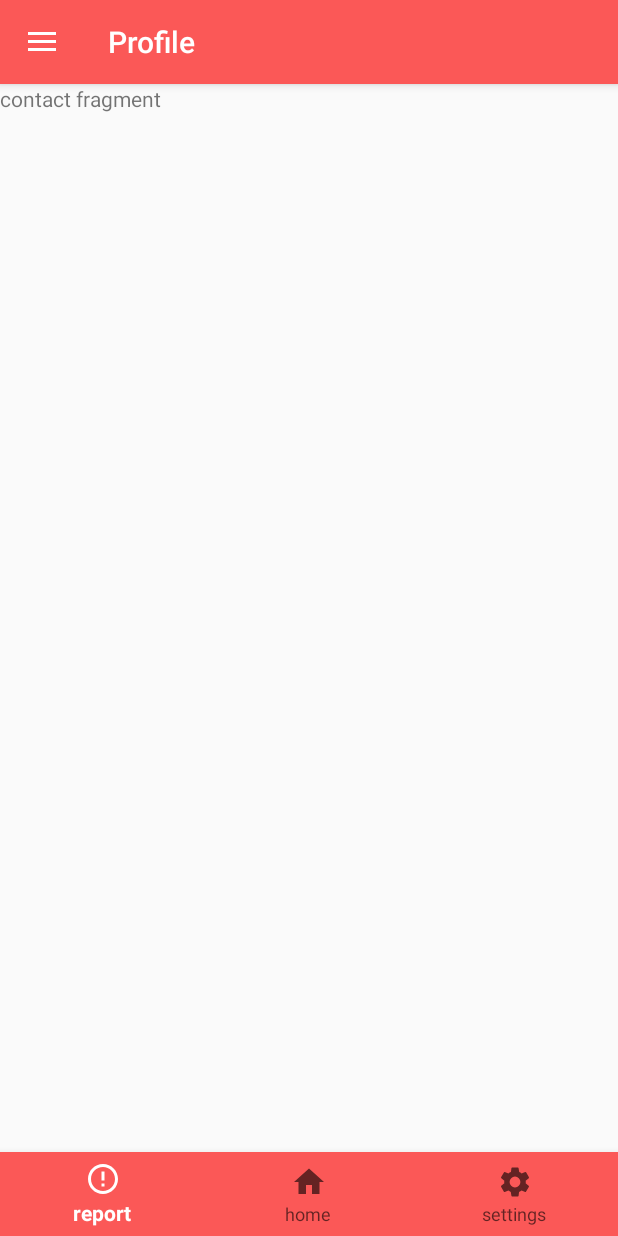
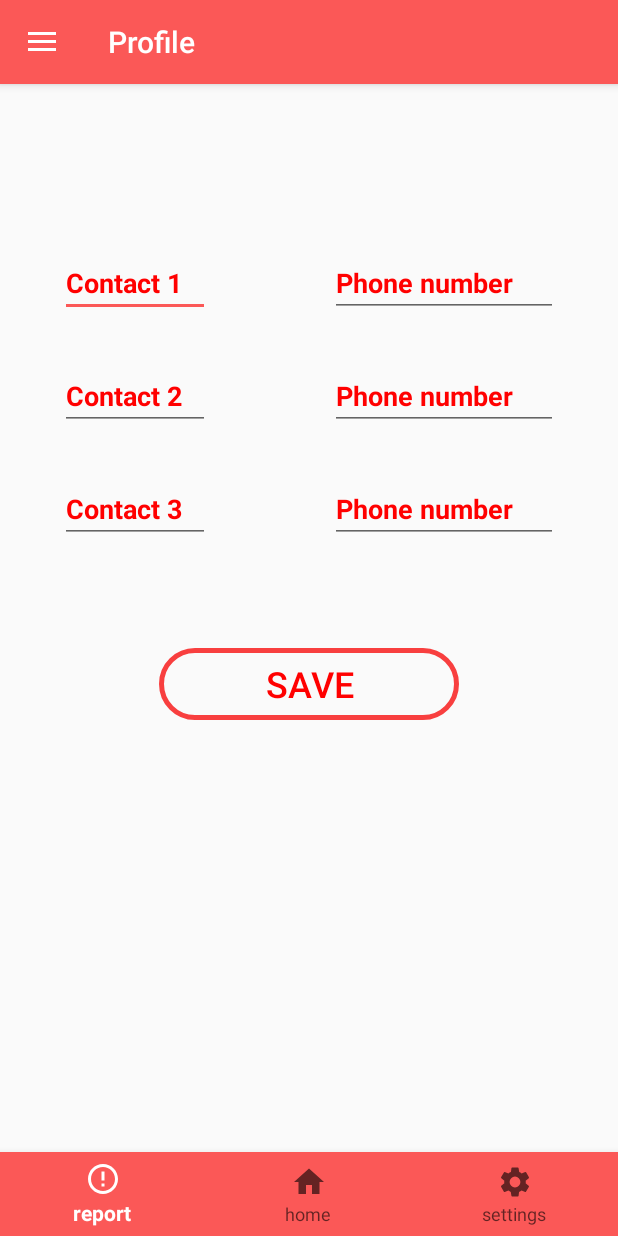
Before and after one commit to Farhad-Uz-Zaman/womanSafetyApp, an Android app: the home screen opened directly, with no data from a screen before it, in the side drawer, after a tap on "Contacts", on a phone screen of 412 x 824 dp. Run offline under Robolectric (Android 15) with nearby library versions, the phone set to English and light mode, and no system bars; our stand-ins replace Firebase (no records; nobody signed in at launch, a user with empty details on screens opened directly); 1 statement that could not run was skipped.

Commit message:
auto sms done.. Facing problem with Contacts Database. So a single emergency contact is used from signup.

```diff
--- a/app/src/main/java/com/example/womansafetyapp/User.java
+++ b/app/src/main/java/com/example/womansafetyapp/User.java
@@ -2,19 +2,20 @@
 
 public class User {
 
-   public String Name,Username,Mail,Address,Phone;
+   public String Name,Username,Mail,Address,Phone,Contact;
    public boolean loginState=false;
 
    public User(){
 
    }
 
-   public User(String Name,String Username,String Mail,String Address,String Phone){
+   public User(String Name,String Username,String Mail,String Address,String Phone,String Contact){
        this.Name=Name;
        this.Username=Username;
        this.Mail=Mail;
        this.Address=Address;
        this.Phone=Phone;
+       this.Contact=Contact;
 
    }
 
--- a/app/src/main/java/com/example/womansafetyapp/UserInfo.java
+++ b/app/src/main/java/com/example/womansafetyapp/UserInfo.java
@@ -2,18 +2,19 @@
 
 public class UserInfo {
 
-    public String Name,Username,Mail,Address,Phone;
+    public String Name,Username,Mail,Address,Phone,Contact;
 
     public UserInfo(){
 
     }
 
-    public UserInfo(String Name,String Username,String Mail,String Address,String Phone){
+    public UserInfo(String Name,String Username,String Mail,String Address,String Phone,String Contact){
         this.Name=Name;
         this.Username=Username;
         this.Mail=Mail;
         this.Address=Address;
         this.Phone=Phone;
+        this.Contact=Contact;
 
     }
 
--- a/app/src/main/java/com/example/womansafetyapp/contact.java
+++ b/app/src/main/java/com/example/womansafetyapp/contact.java
@@ -1,68 +1,86 @@
 package com.example.womansafetyapp;
 
+import android.content.Intent;
 import android.os.Bundle;
 
+import androidx.annotation.NonNull;
 import androidx.fragment.app.Fragment;
 
 import android.view.LayoutInflater;
 import android.view.View;
 import android.view.ViewGroup;
+import android.widget.EditText;
+import android.widget.Button;
 
-/**
- * A simple {@link Fragment} subclass.
- * Use the {@link contact#newInstance} factory method to
- * create an instance of this fragment.
- */
+import android.widget.Toast;
+
+import com.google.android.gms.tasks.OnCompleteListener;
+import com.google.android.gms.tasks.Task;
+import com.google.firebase.auth.FirebaseAuth;
+import com.google.firebase.database.DatabaseReference;
+import com.google.firebase.database.FirebaseDatabase;
+
+
 public class contact extends Fragment {
 
-    // TODO: Rename parameter arguments, choose names that match
-    // the fragment initialization parameters, e.g. ARG_ITEM_NUMBER
-    private static final String ARG_PARAM1 = "param1";
-    private static final String ARG_PARAM2 = "param2";
+    EditText contact1, contact2, contact3, phonenum1, phonenum2, phonenum3;
+    Button save;
+    DatabaseReference databaseReference;
 
-    // TODO: Rename and change types of parameters
-    private String mParam1;
-    private String mParam2;
 
     public contact() {
         // Required empty public constructor
+
     }
 
-    /**
-     * Use this factory method to create a new instance of
-     * this fragment using the provided parameters.
-     *
-     * @param param1 Parameter 1.
-     * @param param2 Parameter 2.
-     * @return A new instance of fragment contact.
-     */
-    // TODO: Rename and change types and number of parameters
-    public static contact newInstance(String param1, String param2) {
-        contact fragment = new contact();
-        Bundle args = new Bundle();
-        args.putString(ARG_PARAM1, param1);
-        args.putString(ARG_PARAM2, param2);
-        fragment.setArguments(args);
-        return fragment;
-    }
-
-    @Override
-    public void onCreate(Bundle savedInstanceState) {
-        super.onCreate(savedInstanceState);
-        if (getArguments() != null) {
-            mParam1 = getArguments().getString(ARG_PARAM1);
-            mParam2 = getArguments().getString(ARG_PARAM2);
-        }
-    }
 
     @Override
     public View onCreateView(LayoutInflater inflater, ViewGroup container,
                              Bundle savedInstanceState) {
         // Inflate the layout for this fragment
-        View view =  inflater.inflate(R.layout.fragment_contact, container, false);
+        View view = inflater.inflate(R.layout.fragment_contact, container, false);
+
+
+        save = (Button) view.findViewById(R.id.send);
+        contact1 = view.findViewById(R.id.contact1);
+        contact2 = view.findViewById(R.id.contact2);
+        contact3 = view.findViewById(R.id.contact3);
+        phonenum1 = view.findViewById(R.id.phonenum1);
+        phonenum2 = view.findViewById(R.id.phonenum2);
+        phonenum3 = view.findViewById(R.id.phonenum3);
+        databaseReference = FirebaseDatabase.getInstance().getReference("Contacts");
+
+
+        save.setOnClickListener(new View.OnClickListener() {
+            @Override
+            public void onClick(View v) {
+
+
+                String contact1_string = contact1.getText().toString().trim();
+                String contact2_string = contact2.getText().toString().trim();
+                String contact3_string = contact3.getText().toString().trim();
+                String phone1_string = phonenum1.getText().toString().trim();
+                String phone2_string = phonenum2.getText().toString().trim();
+                String phone3_string = phonenum3.getText().toString().trim();
+
+
+                String key = databaseReference.push().getKey();
+                ContactInfo cn = new ContactInfo(contact1_string, contact2_string,contact3_string,phone1_string,phone2_string,phone3_string);
+
+
+                databaseReference.child(key).setValue(cn);
+
+                Toast.makeText(getActivity(), "Saved", Toast.LENGTH_SHORT).show();
+
+
+            }
+        });
 
 
         return view;
 
     }
+
+
+
 }
--- a/app/src/main/java/com/example/womansafetyapp/loginActivity.java
+++ b/app/src/main/java/com/example/womansafetyapp/loginActivity.java
@@ -101,6 +101,7 @@
                                         intent.putExtra("USERNAME",userinfo.Username);
                                         intent.putExtra("EMAIL",userinfo.Mail);
                                         intent.putExtra("PHONE",userinfo.Phone);
+                                        intent.putExtra("CONTACT",userinfo.Contact);
                                         intent.putExtra("ADDRESS",userinfo.Address);
                                         startActivity(intent);
                                         finish();
--- a/app/src/main/java/com/example/womansafetyapp/profile.java
+++ b/app/src/main/java/com/example/womansafetyapp/profile.java
@@ -20,7 +20,8 @@
     TextView mail;
     TextView phone;
     TextView address;
-    String name_string,username_string,mail_string,phone_string,address_string;
+    TextView contact;
+    String name_string,username_string,mail_string,phone_string,contact_string,address_string;
 
     public profile() {
         // Required empty public constructor
@@ -38,6 +39,7 @@
         username=(TextView)view.findViewById(R.id.username);
         mail=(TextView)view.findViewById(R.id.mail);
         phone=(TextView)view.findViewById(R.id.phone);
+        contact=(TextView)view.findViewById(R.id.contact);
         address=(TextView)view.findViewById(R.id.address);
 
 
@@ -47,6 +49,7 @@
             username_string = bundle.getString("USERNAME");
             mail_string = bundle.getString("EMAIL");
             phone_string = bundle.getString("PHONE");
+            contact_string=bundle.getString("CONTACT");
             address_string = bundle.getString("ADDRESS");
 
         }
--- a/app/src/main/res/layout/fragment_contact.xml
+++ b/app/src/main/res/layout/fragment_contact.xml
@@ -1,14 +1,140 @@
 <?xml version="1.0" encoding="utf-8"?>
-<FrameLayout xmlns:android="http://schemas.android.com/apk/res/android"
+<RelativeLayout xmlns:android="http://schemas.android.com/apk/res/android"
     xmlns:tools="http://schemas.android.com/tools"
     android:layout_width="match_parent"
     android:layout_height="match_parent"
     tools:context=".contact">
 
     <!-- TODO: Update blank fragment layout -->
-    <TextView
-        android:layout_width="match_parent"
-        android:layout_height="match_parent"
-        android:text="contact fragment" />
+    <RelativeLayout
 
-</FrameLayout>
+
+        android:layout_marginTop="80dp"
+        android:layout_width="wrap_content"
+        android:layout_height="wrap_content">
+
+
+
+
+        <EditText
+
+            android:id="@+id/contact1"
+            android:layout_width="100dp"
+            android:layout_height="wrap_content"
+            android:layout_marginRight="40dp"
+            android:layout_marginLeft="40dp"
+            android:textSize="18sp"
+            android:textStyle="bold"
+            android:hint="Contact 1"
+            android:textColorHint="#ff0000"
+            android:layout_marginTop="30dp"
+
+
+            />
+        <EditText
+            android:id="@+id/phonenum1"
+            android:layout_width="200dp"
+            android:layout_height="wrap_content"
+            android:layout_toEndOf="@+id/contact1"
+            android:layout_marginRight="40dp"
+            android:hint="Phone number"
+            android:textSize="18sp"
+            android:layout_marginLeft="40dp"
+            android:textStyle="bold"
+            android:textColorHint="#ff0000"
+            android:layout_marginTop="30dp"
+
+
+            />
+
+        <EditText
+
+            android:id="@+id/contact2"
+            android:layout_below="@+id/contact1"
+            android:layout_width="100dp"
+            android:layout_height="wrap_content"
+            android:layout_marginRight="40dp"
+            android:layout_marginLeft="40dp"
+            android:textSize="18sp"
+            android:textStyle="bold"
+            android:hint="Contact 2"
+            android:textColorHint="#ff0000"
+            android:layout_marginTop="30dp"
+
+
+            />
+
+        <EditText
+            android:id="@+id/phonenum2"
+            android:layout_width="200dp"
+            android:layout_height="wrap_content"
+            android:layout_toEndOf="@+id/contact2"
+            android:layout_below="@id/contact1"
+            android:layout_marginRight="40dp"
+            android:hint="Phone number"
+            android:textSize="18sp"
+            android:layout_marginLeft="40dp"
+            android:textStyle="bold"
+            android:textColorHint="#ff0000"
+            android:layout_marginTop="30dp"
+
+
+            />
+
+        <EditText
+
+            android:id="@+id/contact3"
+            android:layout_below="@+id/contact2"
+            android:layout_width="100dp"
+            android:layout_height="wrap_content"
+            android:layout_marginRight="40dp"
+            android:layout_marginLeft="40dp"
+            android:textSize="18sp"
+            android:textStyle="bold"
+            android:hint="Contact 3"
+            android:textColorHint="#ff0000"
+            android:layout_marginTop="30dp"
+
+
+            />
+
+        <EditText
+            android:id="@+id/phonenum3"
+            android:layout_width="200dp"
+            android:layout_height="wrap_content"
+            android:layout_toEndOf="@+id/contact3"
+            android:layout_below="@id/contact2"
+            android:layout_marginRight="40dp"
+            android:hint="Phone number"
+            android:textSize="18sp"
+            android:layout_marginLeft="40dp"
+            android:textStyle="bold"
+            android:textColorHint="#ff0000"
+            android:layout_marginTop="30dp"
+
+
+            />
+
+
+
+        <Button
+
+
+            android:id="@+id/save"
+            android:layout_width="200dp"
+            android:layout_height="wrap_content"
+            android:layout_below="@+id/contact3"
+            android:layout_centerHorizontal="true"
+            android:background="@drawable/custom_button"
+            android:layout_marginTop="70dp"
+            android:text="Save"
+            android:textSize="24sp"
+            android:textColor="#FF0000"
+
+
+            />
+
+
+    </RelativeLayout>
+
+</RelativeLayout>
```
Also changed, not shown: app/src/main/java/com/example/womansafetyapp/ContactInfo.java (added, +24 -0 lines), app/src/main/java/com/example/womansafetyapp/SignupActivity.java (+8 -1 lines), app/src/main/java/com/example/womansafetyapp/home.java (+35 -1 lines), app/src/main/res/layout/activity_signup.xml (+18 -4 lines), app/src/main/res/layout/fragment_profile.xml (+11 -1 lines).
